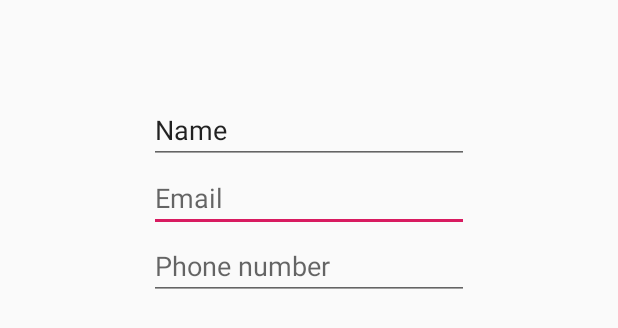
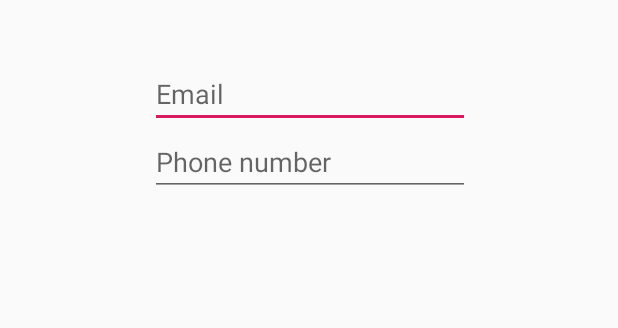
Before and after one commit to Markerer/albi, an Android app: the layout profile_update_dialogfragment.xml on its own in the app's theme, with its tools: preview values and no code run, on a phone screen of 412 x 824 dp. Shown: the top 328 px of the screen. Run offline under Robolectric (Android 15) with nearby library versions, the phone set to English and light mode, and no system bars.

Commit message:
Update profile finished
Waiting for backend change (id --> _id)

```diff
--- a/Mobile/Albi/app/src/main/java/albi/bme/hu/albi/RegisterActivity.kt
+++ b/Mobile/Albi/app/src/main/java/albi/bme/hu/albi/RegisterActivity.kt
@@ -45,7 +45,7 @@ class RegisterActivity : AppCompatActivity() {
 
     private fun sendNetworkRequestRegister(user: User) {
         val client = RestApiFactory.createUserClient()
-        val call = client.createOrUpdateUser(user)
+        val call = client.createUser(user)
 
         call.enqueue(object : Callback<String> {
             override fun onResponse(call: retrofit2.Call<String>, response: Response<String>) {
--- a/Mobile/Albi/app/src/main/res/layout/profile_update_dialogfragment.xml
+++ b/Mobile/Albi/app/src/main/res/layout/profile_update_dialogfragment.xml
@@ -9,22 +9,14 @@
         android:id="@+id/editEmail"
         android:layout_width="wrap_content"
         android:layout_height="wrap_content"
+        android:layout_marginStart="8dp"
+        android:layout_marginTop="40dp"
+        android:layout_marginEnd="8dp"
         android:ems="10"
         android:hint="@string/email"
         android:inputType="textEmailAddress"
-        app:layout_constraintStart_toStartOf="@+id/editName"
-        app:layout_constraintTop_toBottomOf="@+id/editName" />
-
-    <EditText
-        android:id="@+id/editName"
-        android:layout_width="wrap_content"
-        android:layout_height="wrap_content"
-        android:layout_marginTop="64dp"
-        android:ems="10"
-        android:hint="@string/username"
-        android:inputType="textPersonName"
-        android:text="@string/name"
         app:layout_constraintEnd_toEndOf="parent"
+        app:layout_constraintHorizontal_bias="0.503"
         app:layout_constraintStart_toStartOf="parent"
         app:layout_constraintTop_toTopOf="parent" />
 
```
Also changed, not shown: Mobile/Albi/app/src/main/java/albi/bme/hu/albi/MainActivity.kt (+12 -14 lines), Mobile/Albi/app/src/main/java/albi/bme/hu/albi/fragments/fragments/mainview/ProfileUpdateDialogFragment.kt (+17 -17 lines), Mobile/Albi/app/src/main/java/albi/bme/hu/albi/fragments/fragments/mainview/profile/ProfileFragment.kt (+3 -4 lines), Mobile/Albi/app/src/main/java/albi/bme/hu/albi/interfaces/user/UserClient.kt (+7 -3 lines).
